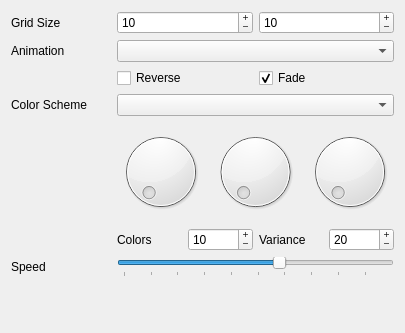
This is gui/widget/maestrocontrol.ui in 8bitbuddhist/PixelMaestro as Qt 5 draws it before an edit. The edited form follows.
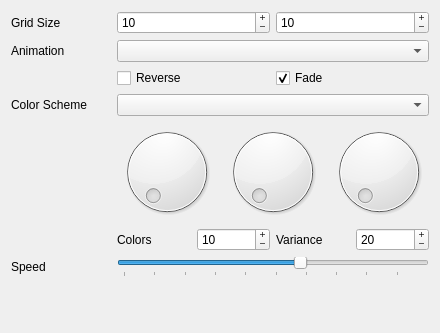
This is the edited form.

The edit to the form file:
```diff
--- a/gui/widget/maestrocontrol.ui
+++ b/gui/widget/maestrocontrol.ui
@@ -134,6 +134,18 @@
         <layout class="QHBoxLayout" name="colorDialLayout">
          <item>
           <widget class="QDial" name="redDial">
+           <property name="sizePolicy">
+            <sizepolicy hsizetype="Minimum" vsizetype="Minimum">
+             <horstretch>0</horstretch>
+             <verstretch>0</verstretch>
+            </sizepolicy>
+           </property>
+           <property name="minimumSize">
+            <size>
+             <width>100</width>
+             <height>100</height>
+            </size>
+           </property>
            <property name="styleSheet">
             <string notr="true">color: rgb(255, 0, 0);</string>
            </property>
@@ -147,6 +159,18 @@
          </item>
          <item>
           <widget class="QDial" name="greenDial">
+           <property name="sizePolicy">
+            <sizepolicy hsizetype="Minimum" vsizetype="Minimum">
+             <horstretch>0</horstretch>
+             <verstretch>0</verstretch>
+            </sizepolicy>
+           </property>
+           <property name="minimumSize">
+            <size>
+             <width>100</width>
+             <height>100</height>
+            </size>
+           </property>
            <property name="styleSheet">
             <string notr="true">color: rgb(0, 255, 0);</string>
            </property>
@@ -157,6 +181,18 @@
          </item>
          <item>
           <widget class="QDial" name="blueDial">
+           <property name="sizePolicy">
+            <sizepolicy hsizetype="Minimum" vsizetype="Minimum">
+             <horstretch>0</horstretch>
+             <verstretch>0</verstretch>
+            </sizepolicy>
+           </property>
+           <property name="minimumSize">
+            <size>
+             <width>100</width>
+             <height>100</height>
+            </size>
+           </property>
            <property name="styleSheet">
             <string notr="true">color: rgb(0, 0, 255);</string>
            </property>
```
